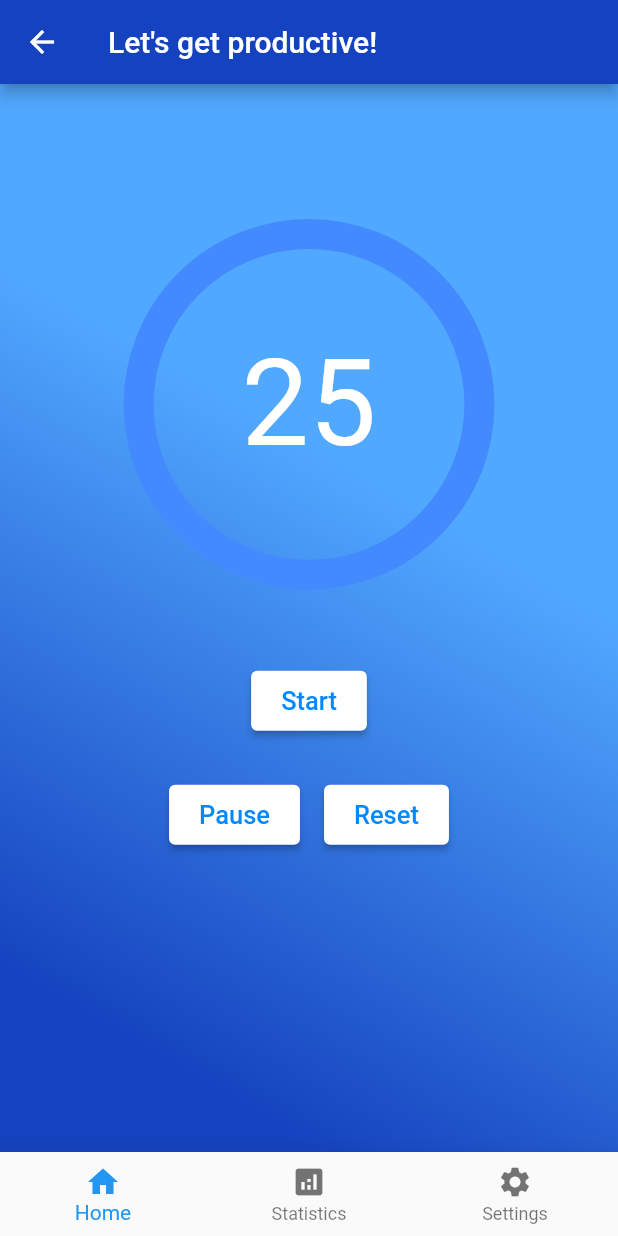
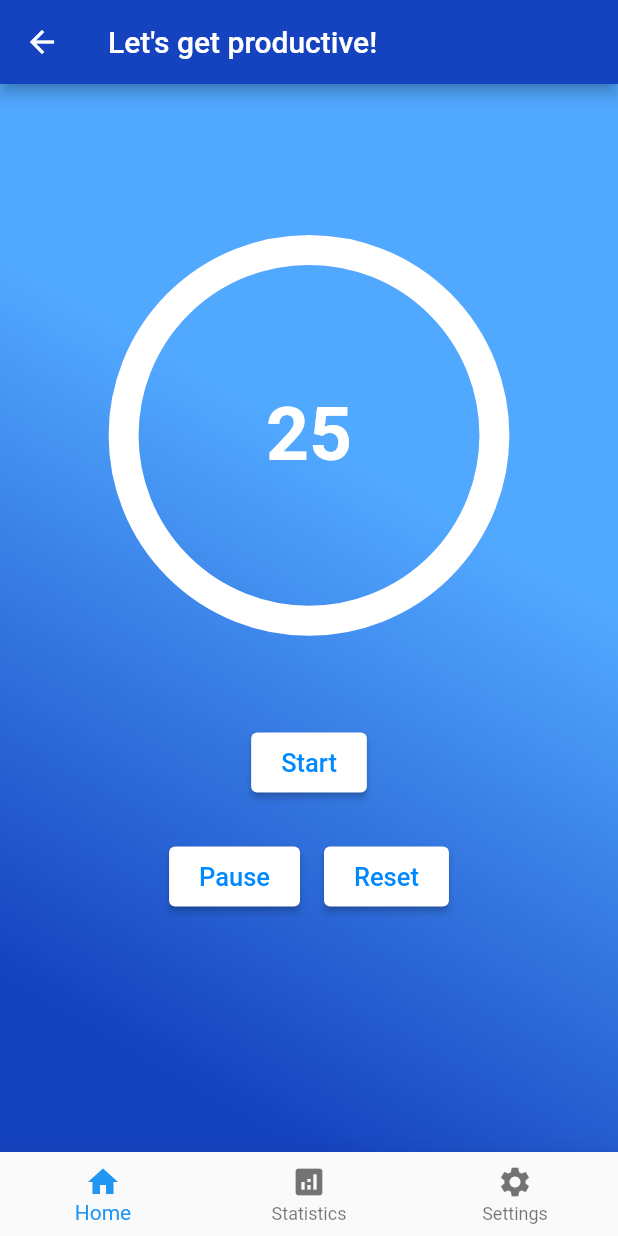
Before and after one commit to Rachita-Dongre/productivityplus, a Flutter app: the screen it shows after launch, on a phone screen of 412 x 824 dp. Run offline on Flutter 3.47's test engine with Material 2 defaults, Android fonts, the phone set to English and light mode, and no system bars; drawn by our look-alikes of circular_countdown_timer, percent_indicator; our stand-ins replace flutter_countdown_timer.

Commit message:
implemented all three timers

```diff
--- a/lib/Pomodoro/pomodoro.dart
+++ b/lib/Pomodoro/pomodoro.dart
@@ -1,8 +1,11 @@
 import 'dart:async';
 
 import 'package:flutter/material.dart';
-import 'package:flutter_countdown_timer/flutter_countdown_timer.dart';
+import 'package:flutter_countdown_timer/index.dart';
 import 'package:percent_indicator/circular_percent_indicator.dart';
+import 'package:productivityplus/display_variables.dart';
+import 'package:productivityplus/Pomodoro/pomodoro_timer.dart';
+import 'package:circular_countdown_timer/circular_countdown_timer.dart';
 
 class Pomodoro extends StatefulWidget {
   const Pomodoro({super.key});
@@ -12,44 +15,14 @@ class Pomodoro extends StatefulWidget {
 }
 
 class _PomodoroState extends State<Pomodoro> {
-  double percent = 0;
-  static int timeInMinute = 25;
+  static int timeInMinute = pomodoroTime;
   int timeInSec = timeInMinute * 60;
-  String activity = '';
+  String activity = displayactivity;
 
   @override
   void initState() {
     super.initState();
   }
-
-  //start pomodoro timer function
-  void startPomodoroTimer() {}
-
-  //start short break timer function
-  void startShortBreakTimer() {}
-
-  //start long break timer function
-  void startLongBreakTimer() {}
-
-  //stop timer function
-  void stopTimer() {}
-
-  //pause timer function
-  void pauseTimer() {}
-
-  //reset timer function
-  void resetTimer() {}
-
-  //is timer running
-  // bool isTimerRunning() {
-  //   //condition to check if the timer is running or not
-  //   if()
-  //   {
-  //     return true;
-  //   } else {
-  //     return false;
-  //   }
-  // }
 
   @override
   Widget build(BuildContext context) {
@@ -84,25 +57,32 @@ class _PomodoroState extends State<Pomodoro> {
           const SizedBox(
             height: 15.0,
           ),
-          Container(
-            child: CircularPercentIndicator(
-              radius: screenWidth * 0.30,
-              percent: percent,
-              animation: true,
-              animateFromLastPercent: true,
-              lineWidth: 20,
-              progressColor: Colors.white,
-              backgroundColor: Colors.blueAccent,
-              backgroundWidth: 20,
-              center: Text(
-                "$timeInMinute",
-                style: const TextStyle(
-                  color: Colors.white,
-                  fontSize: 80.0,
-                ),
-              ),
-            ),
-          ),
+          PomodoroTimer(),
+          // CountdownTimer(
+          //   endTime: endTime,
+          //   endWidget: const Icon(Icons.done),
+          //   widgetBuilder: (buildcontext, currentRemainingTime) {
+          //     CurrentRemainingTime;
+          //     return CircularPercentIndicator(
+          //       radius: screenWidth * 0.30,
+          //       percent: percent,
+          //       animation: true,
+          //       animateFromLastPercent: true,
+          //       lineWidth: 20,
+          //       progressColor: Colors.white,
+          //       backgroundColor: Colors.blueAccent,
+          //       backgroundWidth: 20,
+          //       center: Text(
+          //         "$timeInMinute",
+          //         style: const TextStyle(
+          //           color: Colors.white,
+          //           fontSize: 80.0,
+          //         ),
+          //       ),
+          //     );
+          //   },
+          //   onEnd: onEnd,
+          // ),
           const SizedBox(
             height: 50.0,
           ),
@@ -112,9 +92,7 @@ class _PomodoroState extends State<Pomodoro> {
               foregroundColor: const Color.fromARGB(255, 0, 136, 255),
               padding: const EdgeInsets.fromLTRB(20, 10, 20, 10),
             ),
-            onPressed: () {
-              startPomodoroTimer();
-            },
+            onPressed: () {},
             child: const Text(
               'Start',
               style: TextStyle(fontSize: 17.0),
@@ -135,9 +113,7 @@ class _PomodoroState extends State<Pomodoro> {
                     foregroundColor: const Color.fromARGB(255, 0, 136, 255),
                     padding: const EdgeInsets.fromLTRB(20, 10, 20, 10),
                   ),
-                  onPressed: () {
-                    pauseTimer();
-                  },
+                  onPressed: () {},
                   child: const Text(
                     'Pause',
                     style: TextStyle(fontSize: 17.0),
@@ -152,9 +128,7 @@ class _PomodoroState extends State<Pomodoro> {
                     foregroundColor: const Color.fromARGB(255, 0, 136, 255),
                     padding: const EdgeInsets.fromLTRB(20, 10, 20, 10),
                   ),
-                  onPressed: () {
-                    resetTimer();
-                  },
+                  onPressed: () {},
                   child: const Text(
                     'Reset',
                     style: TextStyle(fontSize: 17.0),
@@ -168,3 +142,189 @@ class _PomodoroState extends State<Pomodoro> {
     );
   }
 }
+
+
+
+
+
+
+
+
+
+
+
+
+
+
+
+
+
+
+
+
+
+
+// class Pomodoro extends StatefulWidget {
+//   const Pomodoro({super.key});
+
+//   @override
+//   State<Pomodoro> createState() => _PomodoroState();
+// }
+
+// class _PomodoroState extends State<Pomodoro> {
+//   double percent = 0;
+//   static int timeInMinute = pomodoroTime;
+//   int timeInSec = timeInMinute * 60;
+//   String activity = 'Pomodoro';
+
+//   @override
+//   void initState() {
+//     super.initState();
+//   }
+
+//   //start pomodoro timer function
+//   void startPomodoroTimer() {}
+
+//   //start short break timer function
+//   void startShortBreakTimer() {}
+
+//   //start long break timer function
+//   void startLongBreakTimer() {}
+
+//   //stop timer function
+//   void stopTimer() {}
+
+//   //pause timer function
+//   void pauseTimer() {}
+
+//   //reset timer function
+//   void resetTimer() {}
+
+//   //is timer running
+//   // bool isTimerRunning() {
+//   //   //condition to check if the timer is running or not
+//   //   if()
+//   //   {
+//   //     return true;
+//   //   } else {
+//   //     return false;
+//   //   }
+//   // }
+
+//   @override
+//   Widget build(BuildContext context) {
+//     double screenWidth = MediaQuery.of(context).size.width;
+//     double screenHeight = MediaQuery.of(context).size.height;
+
+//     return Container(
+//       decoration: const BoxDecoration(
+//         gradient: LinearGradient(
+//           colors: [Color(0xff1542bf), Color(0xff51a8ff)],
+//           begin: FractionalOffset(0.5, 1),
+//         ),
+//       ),
+//       width: screenWidth * 1,
+//       height: screenHeight * 1,
+//       //width: double.infinity,
+//       // height: 1000.0,
+//       child: Column(
+//         mainAxisAlignment: MainAxisAlignment.start,
+//         crossAxisAlignment: CrossAxisAlignment.center,
+//         children: [
+//           Padding(
+//             padding: const EdgeInsets.all(20.0),
+//             child: Text(
+//               "$activity",
+//               style: const TextStyle(
+//                 color: Colors.white,
+//                 fontSize: 30.0,
+//               ),
+//             ),
+//           ),
+//           const SizedBox(
+//             height: 15.0,
+//           ),
+//           Container(
+//             child: CircularPercentIndicator(
+//               radius: screenWidth * 0.30,
+//               percent: percent,
+//               animation: true,
+//               animateFromLastPercent: true,
+//               lineWidth: 20,
+//               progressColor: Colors.white,
+//               backgroundColor: Colors.blueAccent,
+//               backgroundWidth: 20,
+//               center: Text(
+//                 "$timeInMinute",
+//                 style: const TextStyle(
+//                   color: Colors.white,
+//                   fontSize: 80.0,
+//                 ),
+//               ),
+//             ),
+//           ),
+//           const SizedBox(
+//             height: 50.0,
+//           ),
+//           ElevatedButton(
+//             style: ElevatedButton.styleFrom(
+//               backgroundColor: const Color.fromARGB(255, 255, 255, 255),
+//               foregroundColor: const Color.fromARGB(255, 0, 136, 255),
+//               padding: const EdgeInsets.fromLTRB(20, 10, 20, 10),
+//             ),
+//             onPressed: () {
+//               startPomodoroTimer();
+//             },
+//             child: const Text(
+//               'Start',
+//               style: TextStyle(fontSize: 17.0),
+//             ),
+//           ),
+//           const SizedBox(
+//             height: 20.0,
+//           ),
+//           Row(
+//             mainAxisAlignment: MainAxisAlignment.center,
+//             crossAxisAlignment: CrossAxisAlignment.center,
+//             children: [
+//               Padding(
+//                 padding: const EdgeInsets.all(8.0),
+//                 child: ElevatedButton(
+//                   style: ElevatedButton.styleFrom(
+//                     backgroundColor: const Color.fromARGB(255, 255, 255, 255),
+//                     foregroundColor: const Color.fromARGB(255, 0, 136, 255),
+//                     padding: const EdgeInsets.fromLTRB(20, 10, 20, 10),
+//                   ),
+//                   onPressed: () {
+//                     pauseTimer();
+//                   },
+//                   child: const Text(
+//                     'Pause',
+//                     style: TextStyle(fontSize: 17.0),
+//                   ),
+//                 ),
+//               ),
+//               Padding(
+//                 padding: const EdgeInsets.all(8.0),
+//                 child: ElevatedButton(
+//                   style: ElevatedButton.styleFrom(
+//                     backgroundColor: const Color.fromARGB(255, 255, 255, 255),
+//                     foregroundColor: const Color.fromARGB(255, 0, 136, 255),
+//                     padding: const EdgeInsets.fromLTRB(20, 10, 20, 10),
+//                   ),
+//                   onPressed: () {
+//                     resetTimer();
+//                   },
+//                   child: const Text(
+//                     'Reset',
+//                     style: TextStyle(fontSize: 17.0),
+//                   ),
+//                 ),
+//               ),
+//             ],
+//           ),
+//         ],
+//       ),
+//     );
+//   }
+// }
--- /dev/null
+++ b/lib/Pomodoro/pomodoro_timer.dart
@@ -0,0 +1,51 @@
+import 'package:circular_countdown_timer/circular_countdown_timer.dart';
+import 'package:flutter/material.dart';
+import 'package:productivityplus/display_variables.dart';
+
+class PomodoroTimer extends StatefulWidget {
+  const PomodoroTimer({super.key});
+
+  @override
+  State<PomodoroTimer> createState() => _PomodoroTimerState();
+}
+
+class _PomodoroTimerState extends State<PomodoroTimer> {
+  int duration = pomodoroTime;
+  final CountDownController _controller = CountDownController();
+
+  @override
+  Widget build(BuildContext context) {
+    double screenWidth = MediaQuery.of(context).size.width;
+    double screenHeight = MediaQuery.of(context).size.height;
+    return Center(
+      child: CircularCountDownTimer(
+        controller: _controller,
+        width: screenWidth * 0.60,
+        height: screenHeight * 0.35,
+        duration: duration,
+        initialDuration: 0,
+        fillColor: Colors.white,
+        ringColor: Colors.blueAccent,
+        backgroundColor: Colors.transparent,
+        strokeWidth: 20.0,
+        strokeCap: StrokeCap.round,
+        textFormat: CountdownTextFormat.S,
+        textStyle: const TextStyle(
+            fontSize: 50.0, color: Colors.white, fontWeight: FontWeight.bold),
+        isTimerTextShown: true,
+        isReverse: true, //starts countdown from max duration and goes down to 0
+        isReverseAnimation: true,
+        autoStart: false,
+        onStart: () {
+          displayactivity = 'Pomodoro';
+        },
+        onComplete: () {
+          const Text(
+            'Session Complete',
+            style: TextStyle(fontSize: 20.0, color: Colors.white),
+          );
+        },
+      ),
+    );
+  }
+}
--- a/lib/display_variables.dart
+++ b/lib/display_variables.dart
@@ -9,3 +9,6 @@ String achievedOrNot = 'Achieved';
 int pomodoroSessionsCompleted = 0;
 int effectiveWorkTime = 0;
 int effectivebreakTime = 0;
+
+//pomodoro screen variables
+String displayactivity = '';
--- a/lib/screens.dart/home_screen.dart
+++ b/lib/screens.dart/home_screen.dart
@@ -13,12 +13,12 @@ class HomePage extends StatefulWidget {
 }
 
 class _HomePageState extends State<HomePage> {
-  int myIndex = 0;
-  List<Widget> screenList = const [
-    HomePage(),
-    StatisticsPage(),
-    SettingsPage(),
-  ];
+  //int myIndex = 0;
+  // List<Widget> screenList = const [
+  //   HomePage(),
+  //   StatisticsPage(),
+  //   SettingsPage(),
+  // ];
 
   @override
   Widget build(BuildContext context) {
--- a/pubspec.yaml
+++ b/pubspec.yaml
@@ -38,6 +38,7 @@ dependencies:
   flutter_countdown_timer: ^4.1.0
   percent_indicator: ^4.2.3
   font_awesome_flutter: ^10.4.0
+  circular_countdown_timer: ^0.2.3
 
 dev_dependencies:
   flutter_test:
```
Also changed, not shown: lib/Pomodoro/long_break.dart (added, +51 -0 lines), lib/Pomodoro/short_break.dart (added, +51 -0 lines), lib/button_widget.dart (added, +23 -0 lines), lib/main_page.dart (added, +140 -0 lines), pubspec.lock.
